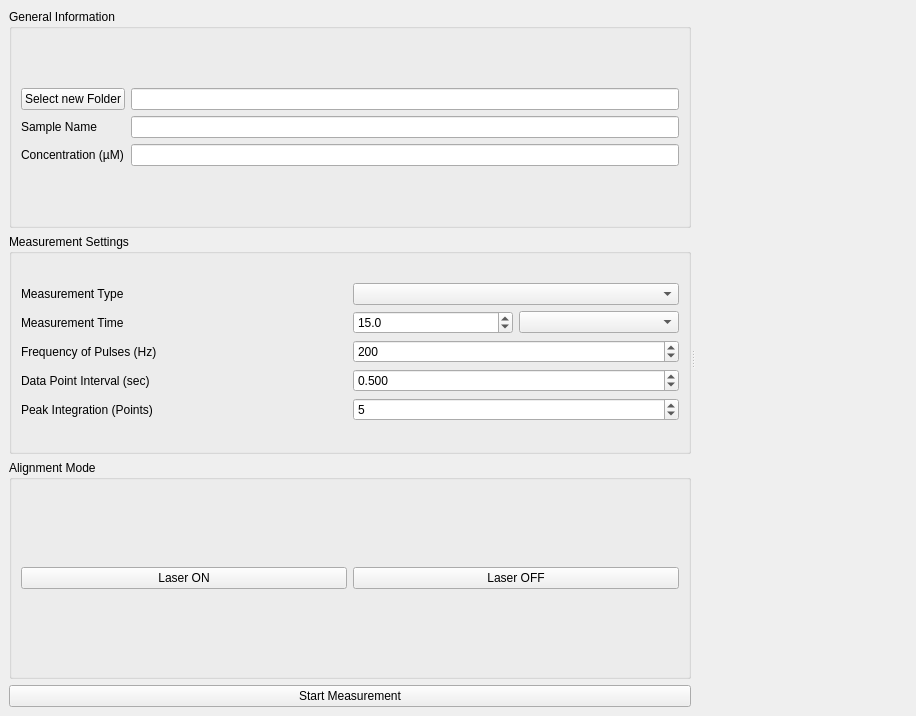
Before: the Qt Designer form Python/Arduino interface/arduino_GUI_design.ui in nanophotonics/optofluidics, drawn with Qt 5.
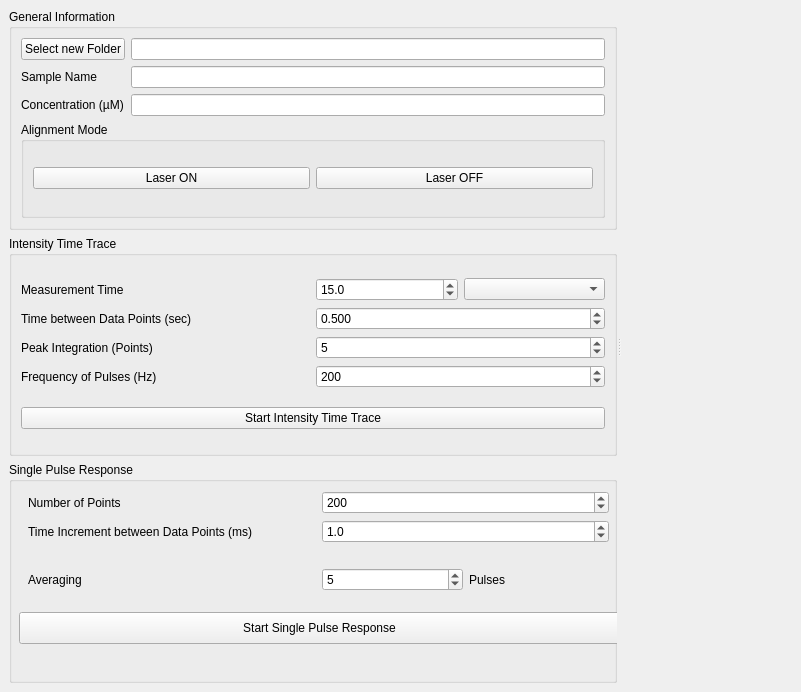
After: the same form once the commit is applied.

```diff
--- a/Python/Arduino interface/arduino_GUI_design.ui
+++ b/Python/Arduino interface/arduino_GUI_design.ui
@@ -6,8 +6,8 @@
    <rect>
     <x>0</x>
     <y>0</y>
-    <width>916</width>
-    <height>716</height>
+    <width>801</width>
+    <height>692</height>
    </rect>
   </property>
   <property name="windowTitle">
@@ -62,32 +62,51 @@
              </item>
             </layout>
            </item>
+           <item>
+            <widget class="QGroupBox" name="groupBox_3">
+             <property name="title">
+              <string>Alignment Mode</string>
+             </property>
+             <layout class="QVBoxLayout" name="verticalLayout_4">
+              <item>
+               <layout class="QHBoxLayout" name="horizontalLayout_2">
+                <item>
+                 <widget class="QPushButton" name="LaserOnPushButton">
+                  <property name="sizePolicy">
+                   <sizepolicy hsizetype="Minimum" vsizetype="Fixed">
+                    <horstretch>0</horstretch>
+                    <verstretch>0</verstretch>
+                   </sizepolicy>
+                  </property>
+                  <property name="text">
+                   <string>Laser ON</string>
+                  </property>
+                 </widget>
+                </item>
+                <item>
+                 <widget class="QPushButton" name="LaserOffPushButton">
+                  <property name="text">
+                   <string>Laser OFF</string>
+                  </property>
+                 </widget>
+                </item>
+               </layout>
+              </item>
+             </layout>
+            </widget>
+           </item>
           </layout>
          </widget>
         </item>
         <item>
          <widget class="QGroupBox" name="groupBox_2">
           <property name="title">
-           <string>Measurement Settings</string>
+           <string>Intensity Time Trace</string>
           </property>
           <layout class="QVBoxLayout" name="verticalLayout_3">
            <item>
             <layout class="QGridLayout" name="gridLayout_3">
-             <item row="3" column="0">
-              <widget class="QLabel" name="label_7">
-               <property name="text">
-                <string>Data Point Interval (sec)</string>
-               </property>
-              </widget>
-             </item>
-             <item row="0" column="0">
-              <widget class="QLabel" name="label_5">
-               <property name="text">
-                <string>Measurement Type</string>
-               </property>
-              </widget>
-             </item>
-             <item row="1" column="1">
+             <item row="0" column="1">
               <layout class="QHBoxLayout" name="horizontalLayout_3">
                <item>
                 <widget class="QDoubleSpinBox" name="MeasurementTimeDoubleSpinBox">
@@ -110,14 +129,40 @@
                </item>
               </layout>
              </item>
-             <item row="4" column="0">
+             <item row="1" column="0">
+              <widget class="QLabel" name="label_7">
+               <property name="text">
+                <string>Time between Data Points (sec)</string>
+               </property>
+              </widget>
+             </item>
+             <item row="2" column="1">
+              <widget class="QDoubleSpinBox" name="PointsPerPulseSpinBox">
+               <property name="decimals">
+                <number>0</number>
+               </property>
+               <property name="minimum">
+                <double>1.000000000000000</double>
+               </property>
+               <property name="maximum">
+                <double>200.000000000000000</double>
+               </property>
+               <property name="singleStep">
+                <double>1.000000000000000</double>
+               </property>
+               <property name="value">
+                <double>5.000000000000000</double>
+               </property>
+              </widget>
+             </item>
+             <item row="2" column="0">
               <widget class="QLabel" name="label_10">
                <property name="text">
                 <string>Peak Integration (Points)</string>
                </property>
               </widget>
              </item>
-             <item row="3" column="1">
+             <item row="1" column="1">
               <widget class="QDoubleSpinBox" name="TimeDelayDoubleSpinBox">
                <property name="decimals">
                 <number>3</number>
@@ -133,7 +178,14 @@
                </property>
               </widget>
              </item>
-             <item row="2" column="1">
+             <item row="0" column="0">
+              <widget class="QLabel" name="label_2">
+               <property name="text">
+                <string>Measurement Time</string>
+               </property>
+              </widget>
+             </item>
+             <item row="3" column="1">
               <widget class="QDoubleSpinBox" name="FrequencyDoubleSpinBox">
                <property name="decimals">
                 <number>0</number>
@@ -149,85 +201,138 @@
                </property>
               </widget>
              </item>
-             <item row="4" column="1">
-              <widget class="QDoubleSpinBox" name="PointsPerPulseSpinBox">
-               <property name="decimals">
-                <number>0</number>
-               </property>
-               <property name="minimum">
-                <double>1.000000000000000</double>
-               </property>
-               <property name="maximum">
-                <double>200.000000000000000</double>
-               </property>
-               <property name="singleStep">
-                <double>1.000000000000000</double>
-               </property>
-               <property name="value">
-                <double>5.000000000000000</double>
-               </property>
-              </widget>
-             </item>
-             <item row="0" column="1">
-              <widget class="QComboBox" name="MeasuremenTypeComboBox"/>
-             </item>
-             <item row="2" column="0">
+             <item row="3" column="0">
               <widget class="QLabel" name="label_6">
                <property name="text">
                 <string>Frequency of Pulses (Hz)</string>
                </property>
               </widget>
              </item>
-             <item row="1" column="0">
-              <widget class="QLabel" name="label_2">
-               <property name="text">
-                <string>Measurement Time</string>
-               </property>
-              </widget>
-             </item>
             </layout>
            </item>
-          </layout>
-         </widget>
-        </item>
-        <item>
-         <widget class="QGroupBox" name="groupBox_3">
-          <property name="title">
-           <string>Alignment Mode</string>
-          </property>
-          <layout class="QVBoxLayout" name="verticalLayout_4">
            <item>
-            <layout class="QHBoxLayout" name="horizontalLayout_2">
-             <item>
-              <widget class="QPushButton" name="LaserOnPushButton">
-               <property name="sizePolicy">
-                <sizepolicy hsizetype="Minimum" vsizetype="Fixed">
-                 <horstretch>0</horstretch>
-                 <verstretch>0</verstretch>
-                </sizepolicy>
-               </property>
-               <property name="text">
-                <string>Laser ON</string>
-               </property>
-              </widget>
-             </item>
-             <item>
-              <widget class="QPushButton" name="LaserOffPushButton">
-               <property name="text">
-                <string>Laser OFF</string>
-               </property>
-              </widget>
-             </item>
-            </layout>
+            <widget class="QPushButton" name="StartMeasurementPushButton">
+             <property name="text">
+              <string>Start Intensity Time Trace</string>
+             </property>
+            </widget>
            </item>
           </layout>
          </widget>
         </item>
         <item>
-         <widget class="QPushButton" name="StartMeasurementPushButton">
-          <property name="text">
-           <string>Start Measurement</string>
+         <widget class="QGroupBox" name="groupBox_4">
+          <property name="title">
+           <string>Single Pulse Response</string>
           </property>
+          <widget class="QWidget" name="gridLayoutWidget">
+           <property name="geometry">
+            <rect>
+             <x>19</x>
+             <y>29</y>
+             <width>581</width>
+             <height>120</height>
+            </rect>
+           </property>
+           <layout class="QGridLayout" name="gridLayout_2">
+            <item row="1" column="0">
+             <widget class="QLabel" name="label_5">
+              <property name="text">
+               <string>Time Increment between Data Points (ms)</string>
+              </property>
+             </widget>
+            </item>
+            <item row="1" column="1">
+             <widget class="QDoubleSpinBox" name="SPRTimeIncrementDoubleSpinBox">
+              <property name="decimals">
+               <number>1</number>
+              </property>
+              <property name="minimum">
+               <double>0.000000000000000</double>
+              </property>
+              <property name="maximum">
+               <double>1000000.000000000000000</double>
+              </property>
+              <property name="value">
+               <double>1.000000000000000</double>
+              </property>
+             </widget>
+            </item>
+            <item row="2" column="0">
+             <widget class="QLabel" name="label_15">
+              <property name="text">
+               <string>Averaging</string>
+              </property>
+             </widget>
+            </item>
+            <item row="0" column="0">
+             <widget class="QLabel" name="label_4">
+              <property name="text">
+               <string>Number of Points</string>
+              </property>
+             </widget>
+            </item>
+            <item row="0" column="1">
+             <widget class="QDoubleSpinBox" name="SPRNumberOfPointsDoubleSpinBox">
+              <property name="decimals">
+               <number>0</number>
+              </property>
+              <property name="minimum">
+               <double>10.000000000000000</double>
+              </property>
+              <property name="maximum">
+               <double>10000.000000000000000</double>
+              </property>
+              <property name="value">
+               <double>200.000000000000000</double>
+              </property>
+             </widget>
+            </item>
+            <item row="2" column="1">
+             <layout class="QHBoxLayout" name="horizontalLayout_8">
+              <item>
+               <widget class="QDoubleSpinBox" name="SPRAveragingDoubleSpinBox">
+                <property name="decimals">
+                 <number>0</number>
+                </property>
+                <property name="minimum">
+                 <double>1.000000000000000</double>
+                </property>
+                <property name="maximum">
+                 <double>100000.000000000000000</double>
+                </property>
+                <property name="value">
+                 <double>5.000000000000000</double>
+                </property>
+               </widget>
+              </item>
+              <item>
+               <widget class="QLabel" name="label_14">
+                <property name="text">
+                 <string>Pulses</string>
+                </property>
+               </widget>
+              </item>
+             </layout>
+            </item>
+           </layout>
+          </widget>
+          <widget class="QPushButton" name="SPRStartPushButton">
+           <property name="geometry">
+            <rect>
+             <x>10</x>
+             <y>150</y>
+             <width>601</width>
+             <height>32</height>
+            </rect>
+           </property>
+           <property name="text">
+            <string>Start Single Pulse Response</string>
+           </property>
+          </widget>
+          <zorder>label_2</zorder>
+          <zorder>gridLayoutWidget</zorder>
+          <zorder>SPRStartPushButton</zorder>
          </widget>
         </item>
        </layout>
```
